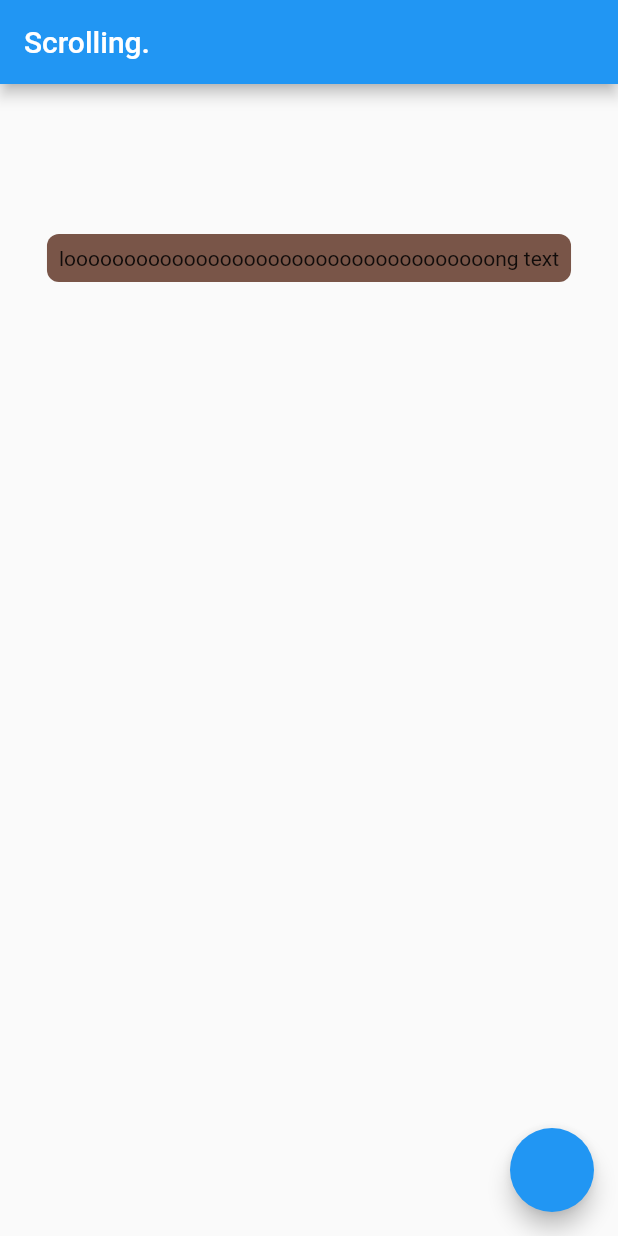
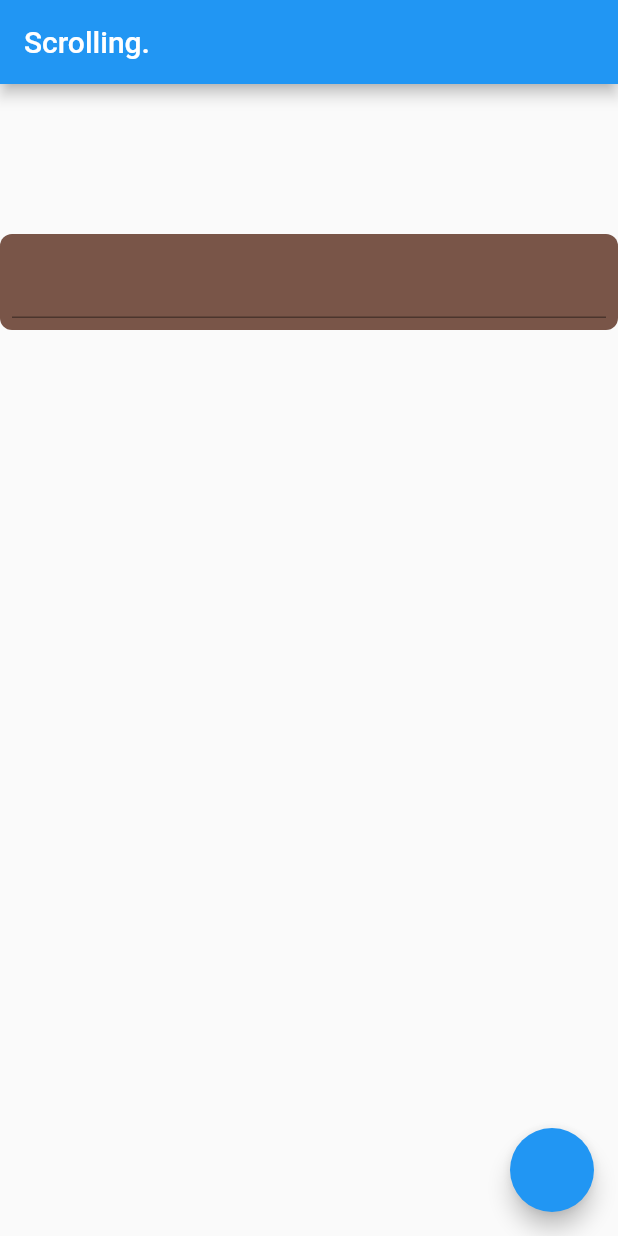
Before and after one commit to Khongchai/modular_customizable_dropdown, a Flutter app: the screen it shows after launch, on a phone screen of 412 x 824 dp. Run offline on Flutter 3.47's test engine with Material 2 defaults, Android fonts, the phone set to English and light mode, and no system bars.

Commit message:
before adding an option to use with textfield

```diff
--- /dev/null
+++ b/lib/dropdown.dart
@@ -0,0 +1,219 @@
+import "package:flutter/material.dart";
+
+import 'full_screen_dismissible_area.dart';
+import 'list_tile_that_changes_color_on_tap.dart';
+
+///A dropdown extension for any widget.
+///
+///Pass any widget as the _target_ of this dropdown, and the dropdown will automagically appear below
+///the widget when you click on it!
+///
+///To allow for both gradient and solid color, in many places, the LinearGradient class is used instead of the Color class.
+///
+///If a solid, single color is what you want, simply provide LinearGradient(colors: [yourSingleColor, yourSingleColor]) --
+///in other words, a LinearGradient instance with the same color provided at least twice in the colors array.
+class ReallyCustomizableDropdown extends StatefulWidget {
+  final Color borderColor;
+  final double borderThickness;
+  final List<String> dropdownValues;
+  final Function(String selectedValue) onValueSelect;
+  final BorderRadius borderRadius;
+  final List<BoxShadow> boxShadow;
+
+  ///Space between the dropdown and the target widget.
+  final double topMargin;
+
+  ///Your standard material elevation.
+  final double elevation;
+
+  ///If not given, the dropdown will grow to be as large as the child needs.
+  final double maxHeight;
+
+  ///Whether or not to collapse the dropdown when a value is selected.
+  final bool collapseOnSelect;
+
+  ///Allows user to click outside dropdown to dismiss
+  ///
+  ///Setting this to false may cause the dropdown to flow over other elements while scrolling(including the appbar).
+  final bool barrierDismissible;
+
+  ///The color of a dropdown when tapped
+  final LinearGradient onTapItemColor;
+
+  ///The dropdown itself does not have a padding, so setting this would be equivalent to setting the dropdown's background color.
+  final LinearGradient defaultItemColor;
+
+  ///Target to attach the dropdown to
+  final Widget target;
+
+  final TextStyle defaultTextStyle;
+
+  ///Style for dropdown text when tapped
+  final TextStyle onTapTextStyle;
+
+  const ReallyCustomizableDropdown({
+    required this.onValueSelect,
+    required this.dropdownValues,
+    required this.target,
+    this.boxShadow = const [
+      BoxShadow(
+        color: Color.fromRGBO(0, 0, 0, 0.5),
+        blurRadius: 10,
+        offset: Offset(0, 1),
+      ),
+      BoxShadow(
+        color: Color.fromRGBO(35, 64, 98, 0.5),
+        blurRadius: 25,
+      ),
+    ],
+    this.onTapItemColor =
+        const LinearGradient(colors: [Color(0xff63e9f2), Color(0xff65dbc2)]),
+    this.defaultItemColor =
+        const LinearGradient(colors: [Color(0xff5fbce8), Color(0xff5ffce8)]),
+    this.defaultTextStyle = const TextStyle(color: Colors.white),
+    this.onTapTextStyle = const TextStyle(color: Colors.black),
+    this.elevation = 3,
+    this.borderColor = const Color(0x00000000),
+    this.borderThickness = 0,
+    this.maxHeight = 200,
+    this.collapseOnSelect = true,
+    this.topMargin = 0,
+    this.barrierDismissible = true,
+    this.borderRadius = const BorderRadius.all(Radius.circular(9)),
+    Key? key,
+  }) : super(key: key);
+
+  @override
+  _ReallyCustomizableDropdownState createState() =>
+      _ReallyCustomizableDropdownState();
+}
+
+class _ReallyCustomizableDropdownState
+    extends State<ReallyCustomizableDropdown> {
+  late OverlayEntry _overlayEntry;
+
+  final LayerLink _layerLink = LayerLink();
+
+  bool buildOverlayEntry = true;
+
+  List<String> valuesToDisplay = [];
+
+  @override
+  void initState() {
+    valuesToDisplay = widget.dropdownValues;
+    super.initState();
+  }
+
+  @override
+  Widget build(BuildContext context) {
+    return CompositedTransformTarget(
+      link: _layerLink,
+      child: GestureDetector(
+        onTap: () {
+          if (buildOverlayEntry) {
+            addOverlay();
+          } else {
+            dismissOverlay();
+          }
+        },
+        child: widget.target,
+      ),
+    );
+  }
+
+  @override
+  void dispose() {
+    super.dispose();
+  }
+
+  OverlayEntry _buildOverlayEntry() {
+    RenderBox renderBox = context.findRenderObject() as RenderBox;
+    Size size = renderBox.size;
+
+    Widget content = Positioned(
+      width: size.width,
+      child: CompositedTransformFollower(
+        offset: Offset(0, size.height + widget.topMargin),
+        link: _layerLink,
+        showWhenUnlinked: false,
+        child: Container(
+          decoration: BoxDecoration(
+            borderRadius: widget.borderRadius,
+            boxShadow: widget.boxShadow,
+          ),
+          constraints: BoxConstraints(
+            maxHeight: widget.maxHeight,
+          ),
+          child: Material(
+              clipBehavior: Clip.antiAlias,
+              shape: RoundedRectangleBorder(
+                  borderRadius: widget.borderRadius,
+                  side: BorderSide(
+                    width: widget.borderThickness,
+                    style: BorderStyle.solid,
+                    color: widget.borderColor,
+                  )),
+              color: Colors.transparent,
+              elevation: 0,
+              child: ListView.builder(
+                itemCount: valuesToDisplay.length,
+                padding: EdgeInsets.zero,
+                shrinkWrap: true,
+                itemBuilder: (context, index) =>
+                    _buildDropdownRow(valuesToDisplay[index]),
+              )),
+        ),
+      ),
+    );
+
+    Widget dismissibleWrapper({required Widget child}) =>
+        widget.barrierDismissible
+            ? SizedBox(
+                width: double.infinity,
+                height: double.infinity,
+                child: Stack(children: [
+                  FullScreenDismissibleArea(dismissOverlay: dismissOverlay),
+                  content,
+                ]))
+            : Stack(children: [content]);
+
+    OverlayEntry overlayEntry = OverlayEntry(
+      builder: (context) => dismissibleWrapper(child: content),
+    );
+
+    return overlayEntry;
+  }
+
+  Widget _buildDropdownRow(
+    String str,
+  ) {
+    return ListTileThatChangesColorOnTap(
+      onTap: () {
+        widget.onValueSelect(str);
+        if (widget.collapseOnSelect) {
+          dismissOverlay();
+        }
+      },
+      defaultBackgroundColor: widget.defaultItemColor,
+      onTapBackgroundColor: widget.onTapItemColor,
+      defaultTextStyle: widget.defaultTextStyle,
+      onTapTextStyle: widget.onTapTextStyle,
+      title: str,
+    );
+  }
+
+  void addOverlay() {
+    _overlayEntry = _buildOverlayEntry();
+    Overlay.of(context)!.insert(_overlayEntry);
+    setState(() {
+      buildOverlayEntry = false;
+    });
+  }
+
+  void dismissOverlay() {
+    _overlayEntry.remove();
+    setState(() {
+      buildOverlayEntry = true;
+    });
+  }
+}
--- a/lib/main.dart
+++ b/lib/main.dart
@@ -1,7 +1,7 @@
 import 'package:flutter/cupertino.dart';
 import 'package:flutter/material.dart';
 import 'package:flutter/rendering.dart';
-import 'package:really_customizable_dropdown/textfield.dart';
+import 'package:really_customizable_dropdown/dropdown.dart';
 
 void main() => runApp(const MyApp());
 
@@ -41,21 +41,18 @@ class MyAppState extends State<MyApp> {
           padding: const EdgeInsets.only(top: 100),
           child:
               Column(crossAxisAlignment: CrossAxisAlignment.center, children: [
-            CustomDropdown(
+            ReallyCustomizableDropdown(
                 onValueSelect: (newValue) => debugPrint(newValue),
-                backgroundColor: Colors.purple,
-                dropdownElevation: 2,
+                elevation: 2,
                 dropdownValues: values,
-                dropdownBorderColor: Colors.grey,
-                dropdownBorderThickness: 2,
                 maxHeight: 200,
                 target: Container(
-                    decoration: const BoxDecoration(
-                        borderRadius: BorderRadius.all(Radius.circular(8)),
-                        color: Colors.brown),
-                    padding: EdgeInsets.all(8),
-                    child:
-                        Text("loooooooooooooooooooooooooooooooooooong text")))
+                  decoration: const BoxDecoration(
+                      borderRadius: BorderRadius.all(Radius.circular(8)),
+                      color: Colors.brown),
+                  padding: const EdgeInsets.all(8),
+                  child: TextFormField(),
+                ))
           ]),
         ),
         floatingActionButton: Opacity(
--- a/lib/textfield.dart
+++ /dev/null
@@ -1,173 +0,0 @@
-import 'dart:ui';
-
-import "package:flutter/material.dart";
-import 'package:test_app/full_screen_dismissible_area.dart';
-
-class CustomDropdown extends StatefulWidget {
-  //Dropdown variables
-  final Color backgroundColor;
-  final double dropdownTopMargin;
-  final List<String> dropdownValues;
-  final Color dropdownBorderColor;
-  final double dropdownBorderThickness;
-  final double dropdownElevation;
-  final double maxHeight;
-  final bool collapseOnSelect;
-  final bool barrierDismissible;
-
-  ///Target to attach the dropdown to
-  final Widget target;
-  final Function(String selectedValue) onValueSelect;
-
-  const CustomDropdown(
-      {required this.onValueSelect,
-      required this.backgroundColor,
-      required this.dropdownElevation,
-      required this.dropdownValues,
-      required this.dropdownBorderColor,
-      required this.dropdownBorderThickness,
-      required this.maxHeight,
-      required this.target,
-      this.collapseOnSelect = true,
-      this.dropdownTopMargin = 0,
-      this.barrierDismissible = true,
-      Key? key})
-      : super(key: key);
-
-  @override
-  _CustomDropdownState createState() => _CustomDropdownState();
-}
-
-class _CustomDropdownState extends State<CustomDropdown> {
-  late OverlayEntry _overlayEntry;
-
-  final LayerLink _layerLink = LayerLink();
-
-  bool buildOverlayEntry = true;
-
-  List<String> valuesToDisplay = [];
-
-  @override
-  void initState() {
-    valuesToDisplay = widget.dropdownValues;
-    super.initState();
-  }
-
-  @override
-  Widget build(BuildContext context) {
-    return CompositedTransformTarget(
-      link: _layerLink,
-      child: GestureDetector(
-        onTap: () {
-          if (buildOverlayEntry) {
-            addOverlay();
-          } else {
-            dismissOverlay();
-          }
-        },
-        child: widget.target,
-      ),
-    );
-  }
-
-  @override
-  void dispose() {
-    super.dispose();
-  }
-
-  OverlayEntry _buildOverlayEntry() {
-    RenderBox renderBox = context.findRenderObject() as RenderBox;
-    Size size = renderBox.size;
-
-    Widget content = Positioned(
-      width: size.width,
-      child: CompositedTransformFollower(
-        offset: Offset(0, size.height + widget.dropdownTopMargin),
-        link: _layerLink,
-        showWhenUnlinked: false,
-        child: Container(
-          constraints: BoxConstraints(
-            maxHeight: widget.maxHeight,
-          ),
-          child: Material(
-              clipBehavior: Clip.antiAlias,
-              shape: RoundedRectangleBorder(
-                  borderRadius: BorderRadius.circular(9),
-                  side: BorderSide(
-                    width: widget.dropdownBorderThickness,
-                    style: BorderStyle.solid,
-                    color: widget.dropdownBorderColor,
-                  )),
-              color: widget.backgroundColor,
-              elevation: widget.dropdownElevation,
-              child: ListView.builder(
-                itemCount: valuesToDisplay.length,
-                padding: EdgeInsets.zero,
-                shrinkWrap: true,
-                itemBuilder: (context, index) =>
-                    _buildDropdownRow(valuesToDisplay[index]),
-              )),
-        ),
-      ),
-    );
-
-    Widget dismissibleWrapper({required Widget child}) =>
-        widget.barrierDismissible
-            ? SizedBox(
-                width: double.infinity,
-                height: double.infinity,
-                child: Stack(children: [
-                  FullScreenDismissibleArea(dismissOverlay: dismissOverlay),
-                  content,
-                ]))
-            : Stack(children: [content]);
-
-    OverlayEntry overlayEntry = OverlayEntry(
-      builder: (context) => dismissibleWrapper(child: content),
-    );
-
-    return overlayEntry;
-  }
-
-  Widget _buildDropdownRow(
-    String str,
-  ) {
-    return ListTile(
-        onTap: () {
-          widget.onValueSelect(str);
-          if (widget.collapseOnSelect) {
-            dismissOverlay();
-          }
-        },
-        title: Text(str));
-  }
-
-  void addOverlay() {
-    _overlayEntry = _buildOverlayEntry();
-    Overlay.of(context)!.insert(_overlayEntry);
-    setState(() {
-      buildOverlayEntry = false;
-    });
-  }
-
-  void dismissOverlay() {
-    _overlayEntry.remove();
-    setState(() {
-      buildOverlayEntry = true;
-    });
-  }
-}
-
-List<String> _filterOutValuesThatDoNotMatchQueryString(
-    {required String queryString, required List<String> valuesToFilter}) {
-  if (queryString == "" || queryString == " ") {
-    return valuesToFilter;
-  }
-
-  RegExp reg = RegExp(
-    "(${RegExp.escape(queryString)})\\S*",
-    caseSensitive: false,
-    multiLine: false,
-  );
-  return valuesToFilter.where((value) => reg.hasMatch(value)).toList();
-}
```
Also changed, not shown: lib/animated_text_field_trailing_arrow.dart (deleted, +0 -51 lines), lib/list_tile_that_changes_color_on_tap.dart (added, +79 -0 lines).
